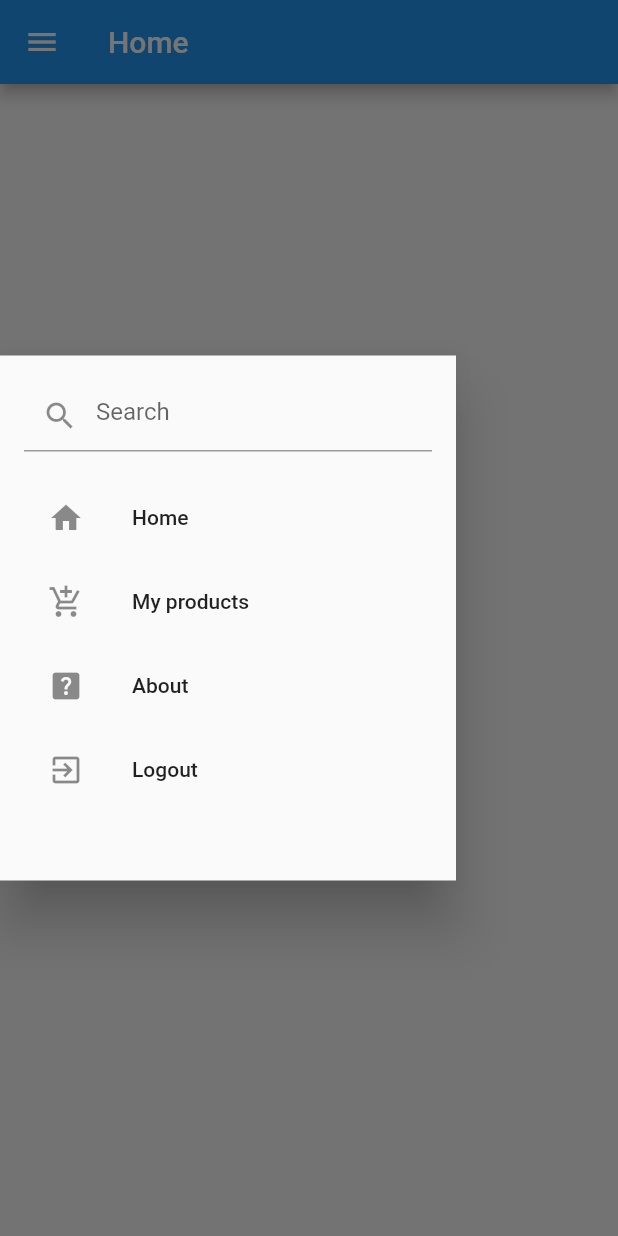
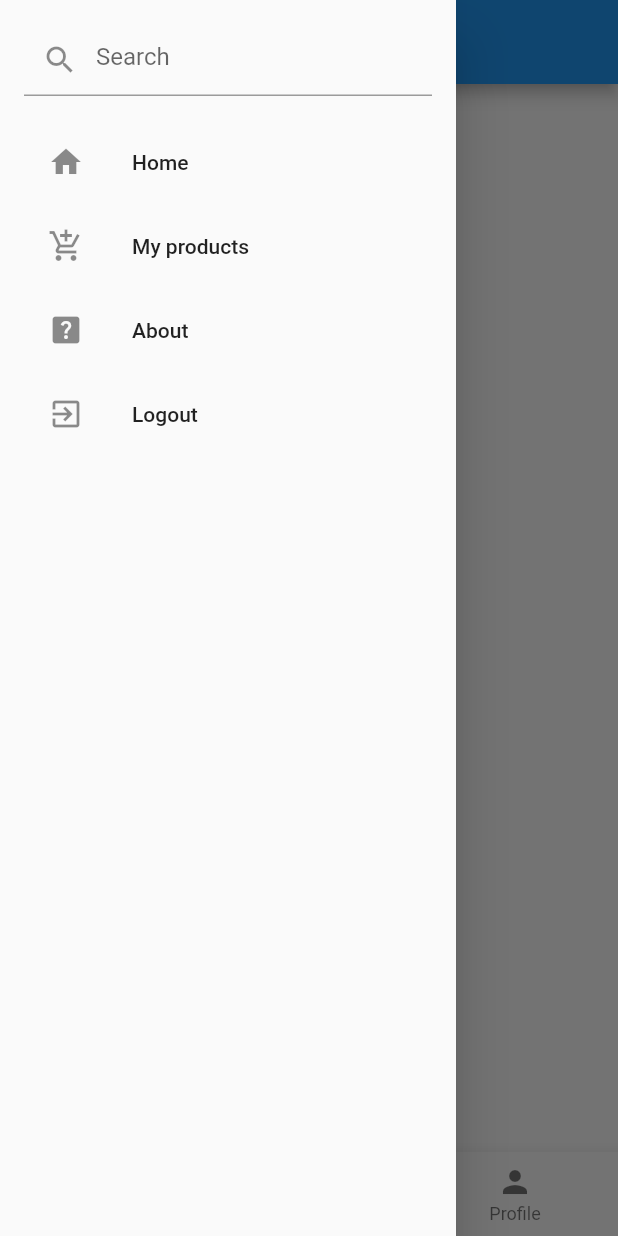
Before and after one commit to Omara493/project2, a Flutter app: the screen it shows after launch, with the side drawer open, on a phone screen of 412 x 824 dp. Run offline on Flutter 3.47's test engine with Material 2 defaults, Android fonts, the phone set to English and light mode, and no system bars; our stand-ins replace firebase_auth, firebase_core; accounts and stored records are empty.

Commit message:
modified:   lib/Pages/home.dart

```diff
--- a/lib/Pages/home.dart
+++ b/lib/Pages/home.dart
@@ -1,4 +1,4 @@
-// ignore_for_file: prefer_const_constructors, use_build_context_synchronously
+// ignore_for_file: prefer_const_constructors, use_build_context_synchronously, prefer_final_fields
 
 import 'package:firebase_auth/firebase_auth.dart';
 import 'package:flutter/material.dart';
@@ -13,17 +13,29 @@ class Home extends StatefulWidget {
 }
 
 class _HomeState extends State<Home> {
+  int _selectedIndex = 0;
+
+  static List<Widget> _widgetOptions = <Widget>[
+    // Add your desired page widgets for each tab
+    Text(' Home'),
+    Text('Settings'),
+    Text('Profile'),
+  ];
+
+  void _onItemTapped(int index) {
+    setState(() {
+      _selectedIndex = index;
+    });
+  }
+
   @override
   Widget build(BuildContext context) {
     return Scaffold(
       appBar: AppBar(title: Text("Home")),
       drawer: SafeArea(
-        child: SizedBox(
-          height: 350,
         child: Drawer(
           child: Padding(
-              padding: EdgeInsets.all(
-                  16.0), // Add desired padding around the content
+            padding: EdgeInsets.all(16.0),
             child: Column(
               mainAxisAlignment: MainAxisAlignment.start,
               children: [
@@ -32,13 +44,9 @@ class _HomeState extends State<Home> {
                     hintText: 'Search', // Placeholder text for the search bar
                     prefixIcon: Icon(Icons.search), // Icon for the search bar
                   ),
-                    onChanged: (value) {
-                      // Handle search functionality
-                    },
+                  onChanged: (value) {},
                 ),
-                  SizedBox(
-                      height:
-                          16.0), // Add spacing between search bar and list tiles
+                SizedBox(height: 16.0),
                 Column(
                   children: [
                     ListTile(
@@ -91,6 +99,26 @@ class _HomeState extends State<Home> {
           ),
         ),
       ),
+      body: Center(
+        child: _widgetOptions.elementAt(_selectedIndex),
+      ),
+      bottomNavigationBar: BottomNavigationBar(
+        items: const <BottomNavigationBarItem>[
+          BottomNavigationBarItem(
+            icon: Icon(Icons.home),
+            label: 'Home',
+          ),
+          BottomNavigationBarItem(
+            icon: Icon(Icons.settings),
+            label: 'Settings',
+          ),
+          BottomNavigationBarItem(
+            icon: Icon(Icons.person),
+            label: 'Profile',
+          ),
+        ],
+        currentIndex: _selectedIndex,
+        onTap: _onItemTapped,
       ),
     );
   }
```
Lines whose indentation alone changed are shown as unchanged.
